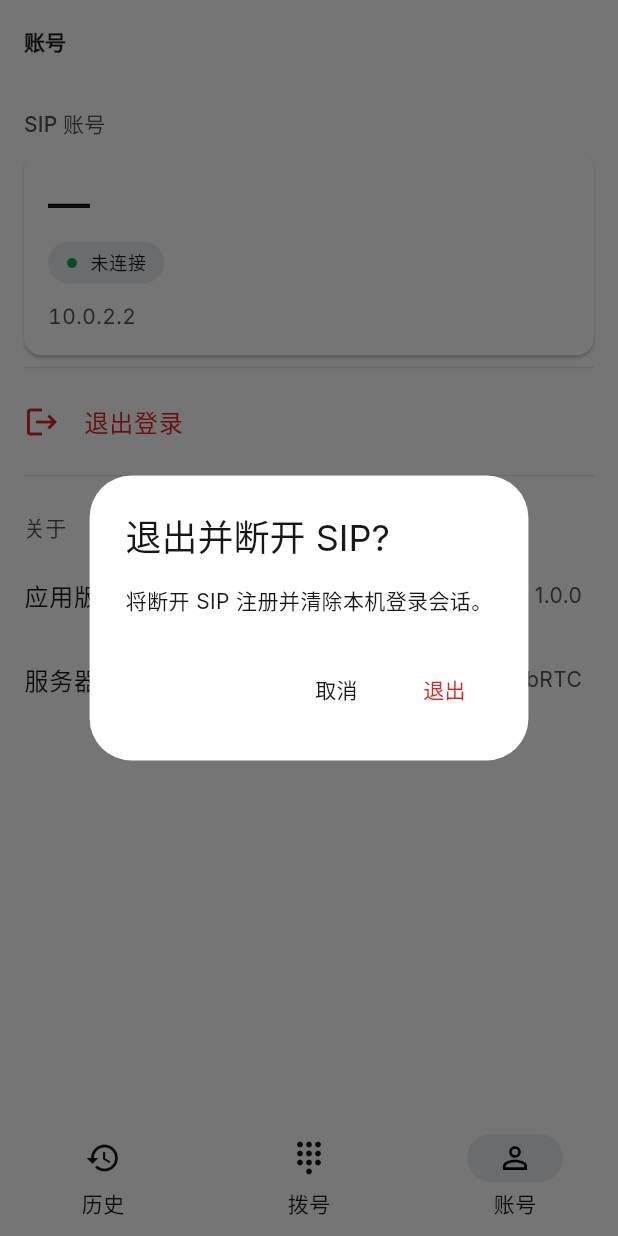
After one commit to NowPion/SIP_terminal, a Flutter app: the AccountsPage screen opened by its route, after a tap on "退出登录", on a phone screen of 412 x 824 dp. The commit adds this screen. Run offline on Flutter 3.47's test engine with Material 3 defaults, Android fonts, the phone set to English and light mode, and no system bars; our stand-ins replace dio, drift, flutter_local_notifications, flutter_riverpod, flutter_secure_storage, go_router and 2 more; missing offline and left inert: flutter_background_service, sip_ua; accounts and stored records are empty; generated files the repository leaves out were written again.

Commit message:
feat(app): accounts page, call notifications, foreground mic service

```diff
--- a/sip_terminal_app/lib/core/router.dart
+++ b/sip_terminal_app/lib/core/router.dart
@@ -2,6 +2,7 @@ import 'package:flutter/material.dart';
 import 'package:flutter_riverpod/flutter_riverpod.dart';
 import 'package:go_router/go_router.dart';
 
+import '../features/accounts/accounts_page.dart';
 import '../features/auth/auth_controller.dart';
 import '../features/auth/login_page.dart';
 import '../features/call/call_page.dart';
@@ -55,8 +56,7 @@ final routerProvider = Provider<GoRouter>((ref) {
             routes: [
               GoRoute(
                 path: '/accounts',
-                builder: (_, _) =>
-                    const Scaffold(body: Center(child: Text('Accounts 占位'))),
+                builder: (_, _) => const AccountsPage(),
               ),
             ],
           ),
--- /dev/null
+++ b/sip_terminal_app/lib/features/accounts/accounts_page.dart
@@ -0,0 +1,154 @@
+import 'package:flutter/material.dart';
+import 'package:flutter_riverpod/flutter_riverpod.dart';
+
+import '../../core/api_client.dart';
+import '../../core/api_config.dart';
+import '../../core/background_service.dart';
+import '../../core/theme.dart';
+import '../../sip/call_engine.dart';
+import '../../sip/sip_providers.dart';
+import '../auth/auth_controller.dart';
+import '../shared/reg_badge.dart';
+
+/// 分机会话（extension/password）；登出后路由守卫会离开本页。
+final _sipAccountProvider =
+    FutureProvider<({String extension, String password})?>(
+      (ref) => ref.watch(sessionStoreProvider).sipAccount(),
+    );
+
+class AccountsPage extends ConsumerWidget {
+  const AccountsPage({super.key});
+
+  static const _appVersion = '1.0.0';
+  static const _serverProtocol = 'WSS+WebRTC';
+
+  Future<void> _confirmLogout(BuildContext context, WidgetRef ref) async {
+    final scheme = Theme.of(context).colorScheme;
+    final ok = await showDialog<bool>(
+      context: context,
+      builder: (ctx) => AlertDialog(
+        title: const Text('退出并断开 SIP?'),
+        content: const Text('将断开 SIP 注册并清除本机登录会话。'),
+        actions: [
+          TextButton(
+            onPressed: () => Navigator.pop(ctx, false),
+            child: const Text('取消'),
+          ),
+          TextButton(
+            onPressed: () => Navigator.pop(ctx, true),
+            child: Text('退出', style: TextStyle(color: scheme.error)),
+          ),
+        ],
+      ),
+    );
+    if (ok != true) return;
+    // 先断 SIP 与前台服务，再清会话（路由守卫自动回登录页）
+    await ref.read(callEngineProvider).stop();
+    await ref.read(backgroundServiceProvider).stop();
+    await ref.read(authControllerProvider.notifier).logout();
+  }
+
+  @override
+  Widget build(BuildContext context, WidgetRef ref) {
+    final scheme = Theme.of(context).colorScheme;
+    final account = ref.watch(_sipAccountProvider).valueOrNull;
+    final reg =
+        ref.watch(sipStateProvider).valueOrNull?.reg ?? SipRegState.none;
+    final host = ref.watch(hostProvider).valueOrNull ?? ApiConfig.defaultHost;
+
+    return Scaffold(
+      key: const Key('accounts-page'),
+      appBar: AppBar(title: const Text('账号')),
+      body: ListView(
+        children: [
+          const _SectionHeader(text: 'SIP 账号'),
+          Card(
+            margin: const EdgeInsets.symmetric(horizontal: 16),
+            child: Padding(
+              padding: const EdgeInsets.all(16),
+              child: Column(
+                crossAxisAlignment: CrossAxisAlignment.start,
+                children: [
+                  Text(
+                    account?.extension ?? '—',
+                    key: const Key('accounts-ext'),
+                    style: Theme.of(context).textTheme.headlineMedium?.copyWith(
+                      fontWeight: FontWeight.w600,
+                      fontFeatures: const [FontFeature.tabularFigures()],
+                    ),
+                  ),
+                  const SizedBox(height: 8),
+                  RegBadge(registered: reg == SipRegState.registered),
+                  const SizedBox(height: 12),
+                  Text(
+                    host,
+                    style: Theme.of(context).textTheme.bodyMedium?.copyWith(
+                      color: scheme.onSurfaceMuted,
+                      fontFeatures: const [FontFeature.tabularFigures()],
+                    ),
+                  ),
+                ],
+              ),
+            ),
+          ),
+          const Divider(indent: 16, endIndent: 16),
+          ListTile(
+            leading: Icon(Icons.logout, color: scheme.error),
+            title: Text(
+              '退出登录',
+              style: Theme.of(
+                context,
+              ).textTheme.bodyLarge?.copyWith(color: scheme.error),
+            ),
+            onTap: () => _confirmLogout(context, ref),
+          ),
+          const Divider(indent: 16, endIndent: 16),
+          const _SectionHeader(text: '关于'),
+          const _AboutRow(label: '应用版本', value: _appVersion),
+          const _AboutRow(label: '服务器协议', value: _serverProtocol),
+        ],
+      ),
+    );
+  }
+}
+
+class _SectionHeader extends StatelessWidget {
+  const _SectionHeader({required this.text});
+
+  final String text;
+
+  @override
+  Widget build(BuildContext context) {
+    final scheme = Theme.of(context).colorScheme;
+    return Padding(
+      padding: const EdgeInsets.fromLTRB(16, 16, 16, 8),
+      child: Text(
+        text,
+        style: Theme.of(
+          context,
+        ).textTheme.labelLarge?.copyWith(color: scheme.onSurfaceMuted),
+      ),
+    );
+  }
+}
+
+class _AboutRow extends StatelessWidget {
+  const _AboutRow({required this.label, required this.value});
+
+  final String label;
+  final String value;
+
+  @override
+  Widget build(BuildContext context) {
+    final scheme = Theme.of(context).colorScheme;
+    return ListTile(
+      title: Text(label),
+      trailing: Text(
+        value,
+        style: Theme.of(
+          context,
+        ).textTheme.bodyMedium?.copyWith(color: scheme.onSurfaceMuted),
+      ),
+    );
+  }
+}
--- /dev/null
+++ b/sip_terminal_app/lib/features/shared/reg_badge.dart
@@ -0,0 +1,39 @@
+import 'package:flutter/material.dart';
+
+import '../../core/theme.dart';
+
+/// 注册状态徽标（拨号盘/账号页共用）：圆点 + 已注册/未连接。
+class RegBadge extends StatelessWidget {
+  const RegBadge({super.key, required this.registered});
+
+  final bool registered;
+
+  @override
+  Widget build(BuildContext context) {
+    final scheme = Theme.of(context).colorScheme;
+    final label = registered ? '已注册' : '未连接';
+    return Semantics(
+      label: 'SIP 注册状态：$label',
+      child: Container(
+        padding: const EdgeInsets.symmetric(horizontal: 12, vertical: 6),
+        decoration: ShapeDecoration(
+          color: scheme.surfaceContainerHighest,
+          shape: const StadiumBorder(),
+        ),
+        child: Row(
+          mainAxisSize: MainAxisSize.min,
+          children: [
+            Icon(Icons.circle, size: 8, color: scheme.success),
+            const SizedBox(width: 8),
+            Text(
+              label,
+              style: Theme.of(
+                context,
+              ).textTheme.labelMedium?.copyWith(color: scheme.onSurface),
+            ),
+          ],
+        ),
+      ),
+    );
+  }
+}
--- a/sip_terminal_app/pubspec.yaml
+++ b/sip_terminal_app/pubspec.yaml
@@ -45,6 +45,7 @@ dependencies:
   flutter_background_service: ^5.1.0
   sqlite3_flutter_libs: ^0.6.0+eol
   path_provider: ^2.1.6
+  permission_handler: ^13.0.1
 
 dev_dependencies:
   flutter_test:
```
Also changed, not shown: sip_terminal_app/lib/core/background_service.dart (added, +122 -0 lines), sip_terminal_app/lib/core/mic_permission.dart (added, +66 -0 lines), sip_terminal_app/lib/core/notification_service.dart (added, +125 -0 lines), sip_terminal_app/lib/features/call/call_page.dart (+9 -2 lines), sip_terminal_app/lib/features/dialpad/dialpad_page.dart (+6 -36 lines), sip_terminal_app/lib/sip/sip_providers.dart (+44 -1 lines), sip_terminal_app/pubspec.lock, 5 other files.
